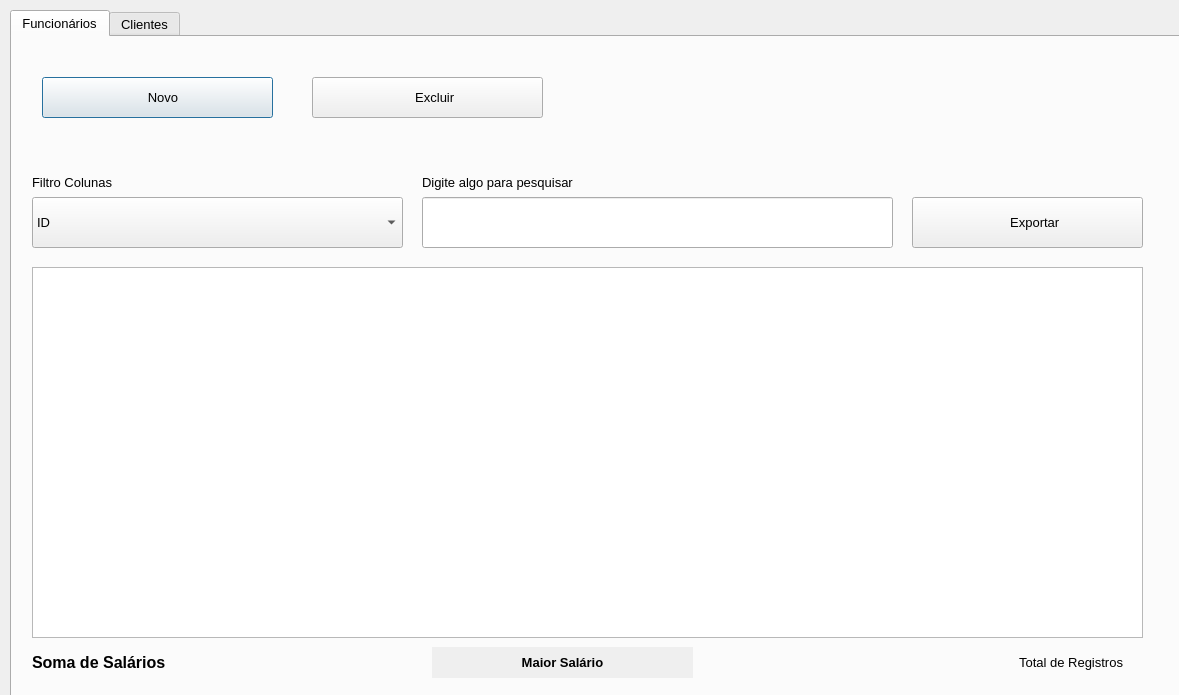
Above: projeto_EE_2022_1/telaprincipal.ui from MariaZBP/projeto_Qt before the change. Below: the same form after it.
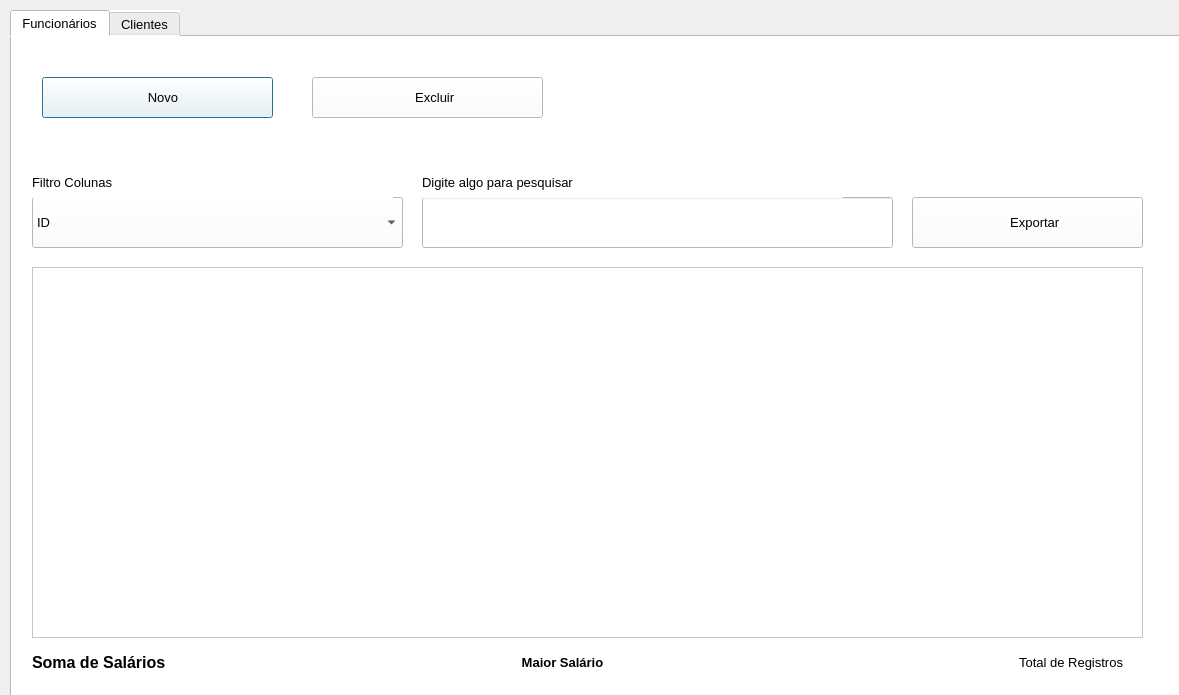
That is the form after the change. Icons and pictures are not drawn.

Patch:
```diff
--- a/projeto_EE_2022_1/telaprincipal.ui
+++ b/projeto_EE_2022_1/telaprincipal.ui
@@ -28,7 +28,9 @@
     </font>
    </property>
    <property name="styleSheet">
-    <string notr="true"/>
+    <string notr="true">QWidget{
+	background-color:rgb(255,255,255);
+}</string>
    </property>
    <property name="currentIndex">
     <number>0</number>
@@ -69,6 +71,11 @@
        <height>51</height>
       </rect>
      </property>
+     <property name="font">
+      <font>
+       <pointsize>10</pointsize>
+      </font>
+     </property>
      <property name="clearButtonEnabled">
       <bool>true</bool>
      </property>
@@ -197,6 +204,11 @@
        <height>51</height>
       </rect>
      </property>
+     <property name="font">
+      <font>
+       <pointsize>10</pointsize>
+      </font>
+     </property>
      <item>
       <property name="text">
        <string>ID</string>
@@ -243,7 +255,7 @@
       <rect>
        <x>20</x>
        <y>130</y>
-       <width>421</width>
+       <width>361</width>
        <height>31</height>
       </rect>
      </property>
```
Left out of the diff: 2 changed lines with no effect on the pictures.
